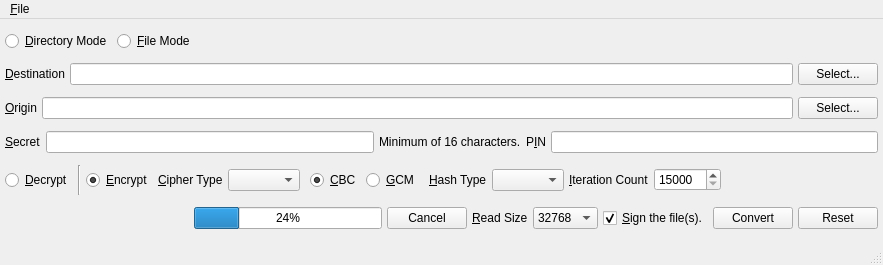
Before: the Qt Designer form branches/trunk/UI/spot-on-encryptfile.ui in textbrowser/spot-on, drawn with Qt 5.
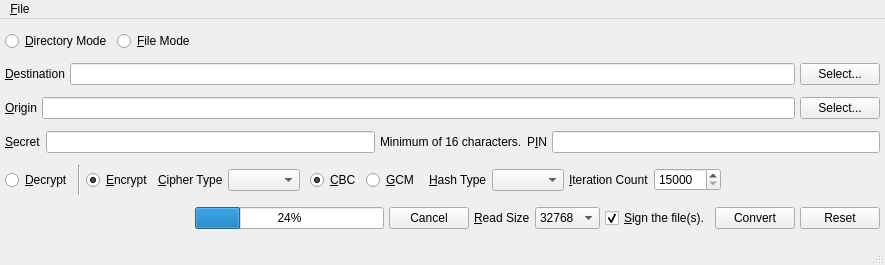
After: the same form once the commit is applied. Icons and pictures are not drawn.

Patch:
```diff
--- a/branches/trunk/UI/spot-on-encryptfile.ui
+++ b/branches/trunk/UI/spot-on-encryptfile.ui
@@ -6,7 +6,7 @@
    <rect>
     <x>0</x>
     <y>0</y>
-    <width>883</width>
+    <width>885</width>
     <height>265</height>
    </rect>
   </property>
@@ -443,8 +443,8 @@
     <rect>
      <x>0</x>
      <y>0</y>
-     <width>883</width>
-     <height>27</height>
+     <width>885</width>
+     <height>19</height>
     </rect>
    </property>
    <widget class="QMenu" name="menu_File">
```
